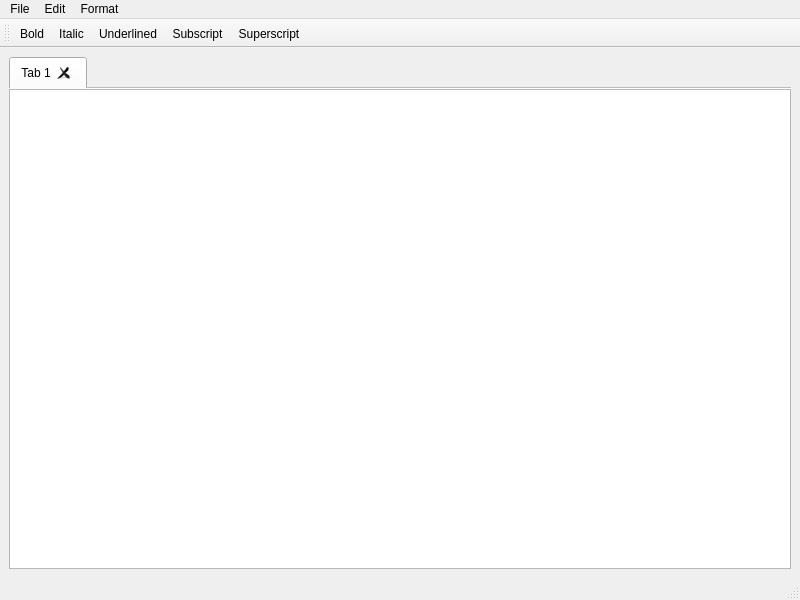
Before: the Qt Designer form capybara_tw/gui/main_window.ui in capybara-translation/capybara-tw, drawn with Qt 5.
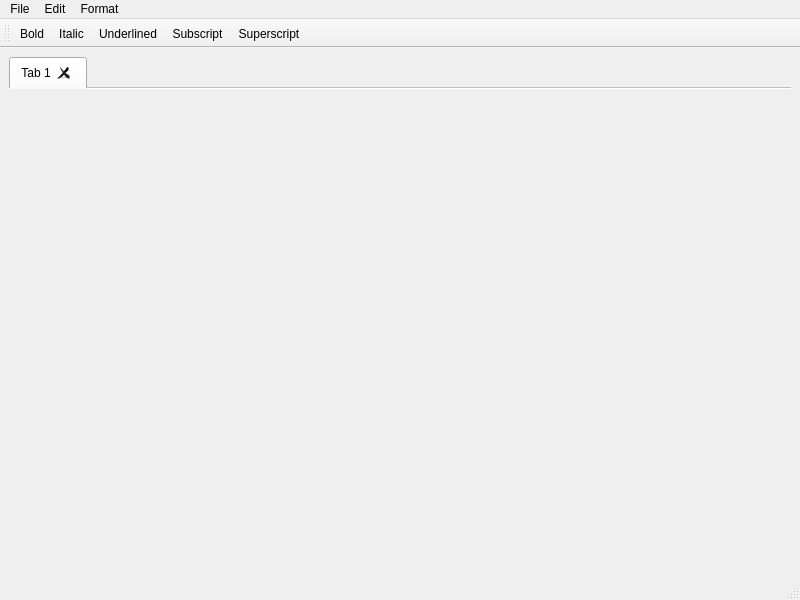
After: the same form once the commit is applied. Icons and pictures are not drawn.

```diff
--- a/capybara_tw/gui/main_window.ui
+++ b/capybara_tw/gui/main_window.ui
@@ -55,11 +55,7 @@
            <number>0</number>
           </property>
           <item>
-           <layout class="QGridLayout" name="gridLayout">
-            <item row="0" column="0">
-             <widget class="QTableView" name="tuTableView"/>
-            </item>
-           </layout>
+           <layout class="QGridLayout" name="gridLayout"/>
           </item>
          </layout>
         </widget>
```
